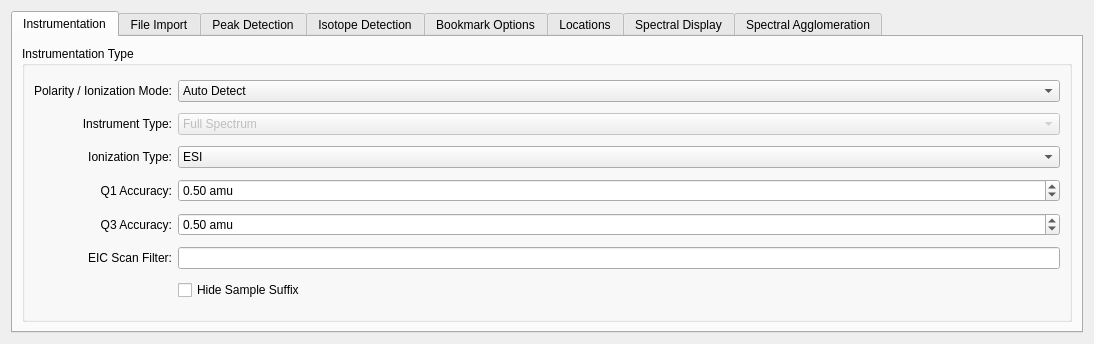
The window that src/maven/forms/settingsform.ui (eugenemel/maven) describes before a commit, drawn with Qt 5.
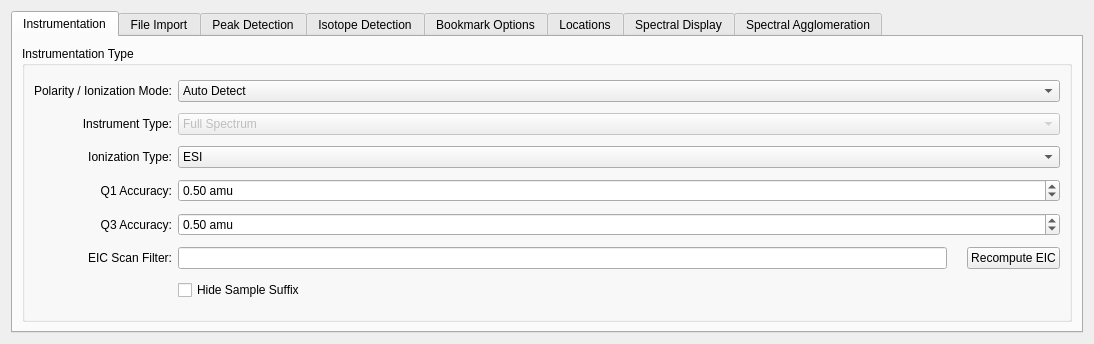
The same window after the commit. The open tabs and pages were chosen to show the change. Icons and pictures are not drawn.

Commit message: Issue 862: Add Scan Filter clear button on EIC widget.

Patch:
```diff
--- a/src/maven/forms/settingsform.ui
+++ b/src/maven/forms/settingsform.ui
@@ -43,7 +43,43 @@
          </property>
          <layout class="QGridLayout" name="gridLayout_17">
           <item row="5" column="2">
-           <widget class="QLineEdit" name="lineEicScanFilter"/>
+           <layout class="QHBoxLayout" name="horizontalLayout_eicScanFilter">
+            <property name="spacing">
+             <number>4</number>
+            </property>
+            <item>
+             <widget class="QLineEdit" name="lineEicScanFilter"/>
+            </item>
+            <item>
+             <spacer name="horizontalSpacer_2">
+              <property name="orientation">
+               <enum>Qt::Orientation::Horizontal</enum>
+              </property>
+              <property name="sizeType">
+               <enum>QSizePolicy::Policy::Fixed</enum>
+              </property>
+              <property name="sizeHint" stdset="0">
+               <size>
+                <width>16</width>
+                <height>20</height>
+               </size>
+              </property>
+             </spacer>
+            </item>
+            <item>
+             <widget class="QPushButton" name="btnRecomputeEICScanFilter">
+              <property name="sizePolicy">
+               <sizepolicy hsizetype="Minimum" vsizetype="Fixed">
+                <horstretch>0</horstretch>
+                <verstretch>0</verstretch>
+               </sizepolicy>
+              </property>
+              <property name="text">
+               <string>Recompute EIC</string>
+              </property>
+             </widget>
+            </item>
+           </layout>
           </item>
           <item row="0" column="2">
            <widget class="QComboBox" name="ionizationMode">
```
The commit also changes 1 other file.
